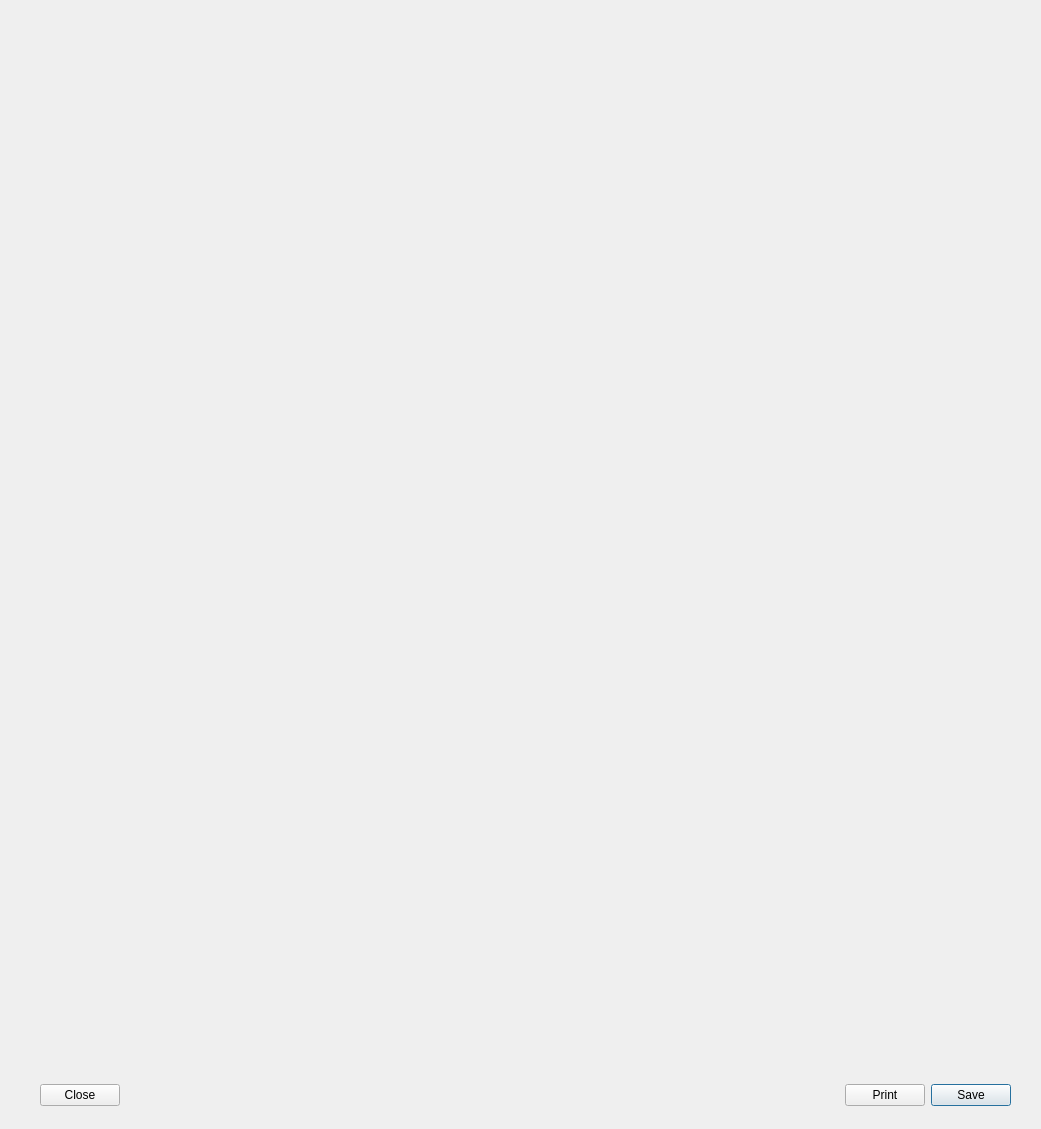
The window that src/asammdf/arloo/ui/report_result_dialog.ui (hayarobi/asammdf) describes before a commit, drawn with Qt 5.
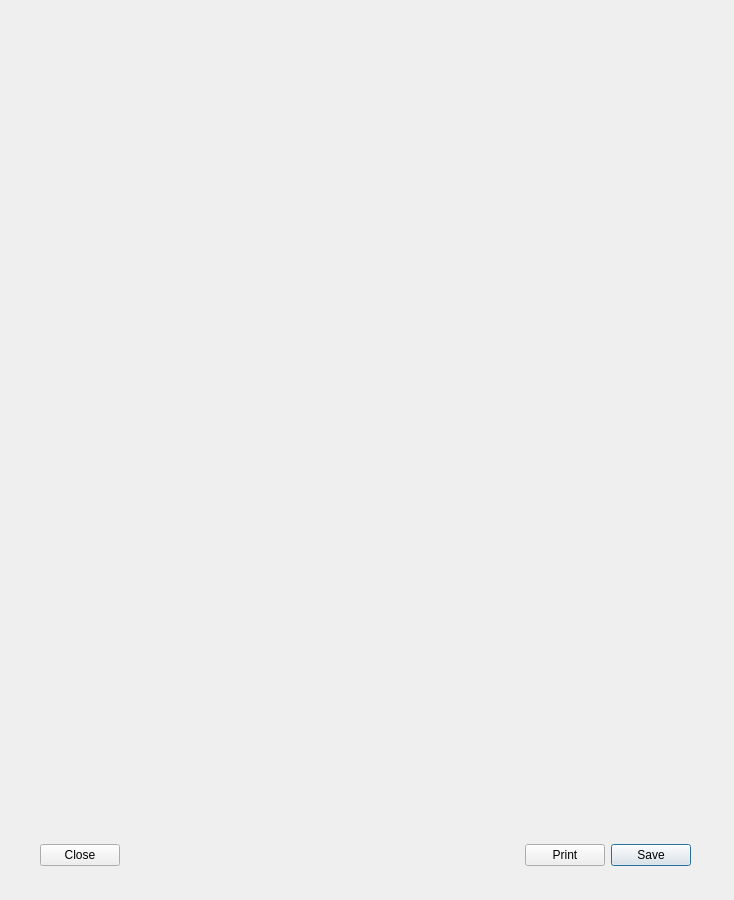
The same window after the commit.

Commit message: 리포트 다이얼로그 구성 변경. 프리뷰와 인쇄·저장 버튼을 내장

The edit to the form file:
```diff
--- a/src/asammdf/arloo/ui/report_result_dialog.ui
+++ b/src/asammdf/arloo/ui/report_result_dialog.ui
@@ -6,8 +6,8 @@
    <rect>
     <x>0</x>
     <y>0</y>
-    <width>1041</width>
-    <height>1129</height>
+    <width>734</width>
+    <height>900</height>
    </rect>
   </property>
   <property name="sizePolicy">
@@ -23,8 +23,8 @@
    <property name="geometry">
     <rect>
      <x>20</x>
-     <y>1070</y>
-     <width>1011</width>
+     <y>830</y>
+     <width>691</width>
      <height>51</height>
     </rect>
    </property>
```
The commit also changes 6 other files.
